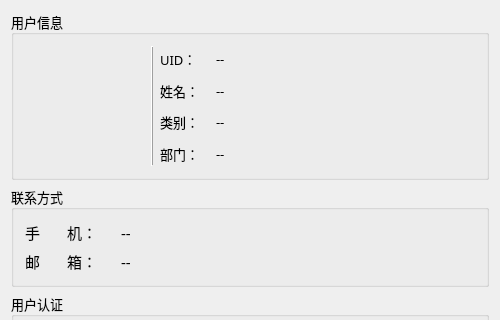
csthenry/weplanet-desktop, file friendinfowidget.ui: the form before one commit; both pictures show x 0 to 500 and y 0 to 320 of the 500 by 570 pixel window.
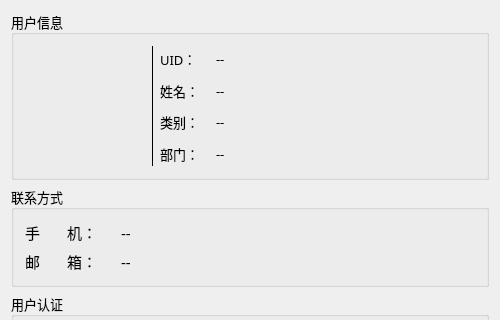
The form after the commit. Icons and pictures are not drawn.

Diff of the .ui file:
```diff
--- a/friendinfowidget.ui
+++ b/friendinfowidget.ui
@@ -82,7 +82,7 @@
       <item row="0" column="1">
        <widget class="Line" name="line_3">
         <property name="frameShadow">
-         <enum>QFrame::Raised</enum>
+         <enum>QFrame::Plain</enum>
         </property>
         <property name="orientation">
          <enum>Qt::Vertical</enum>
```
